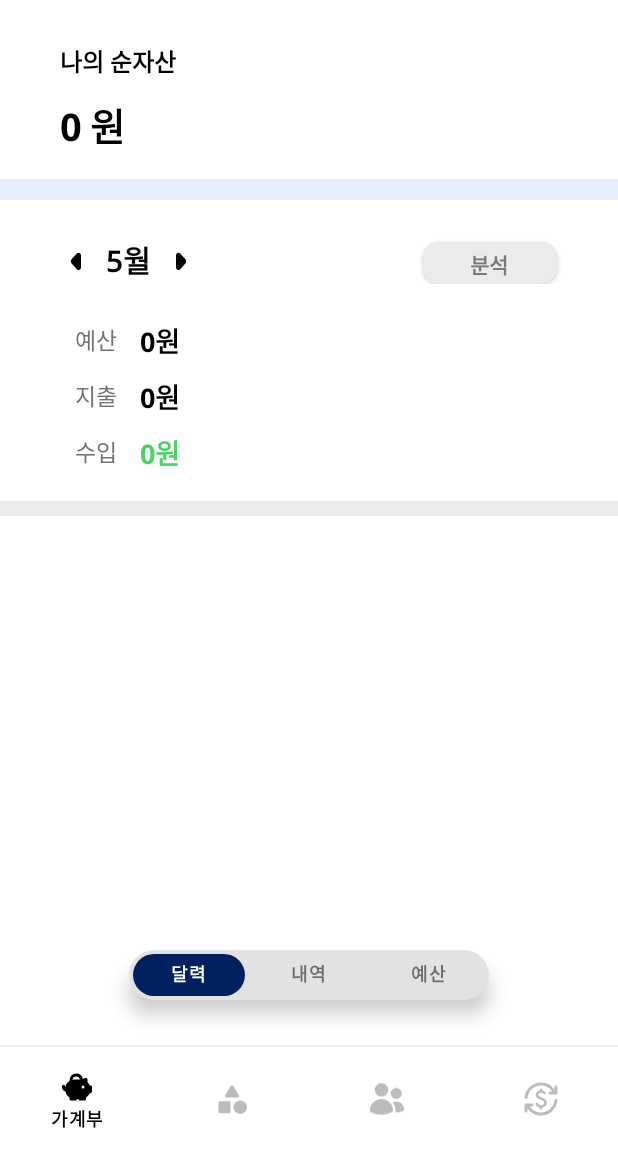
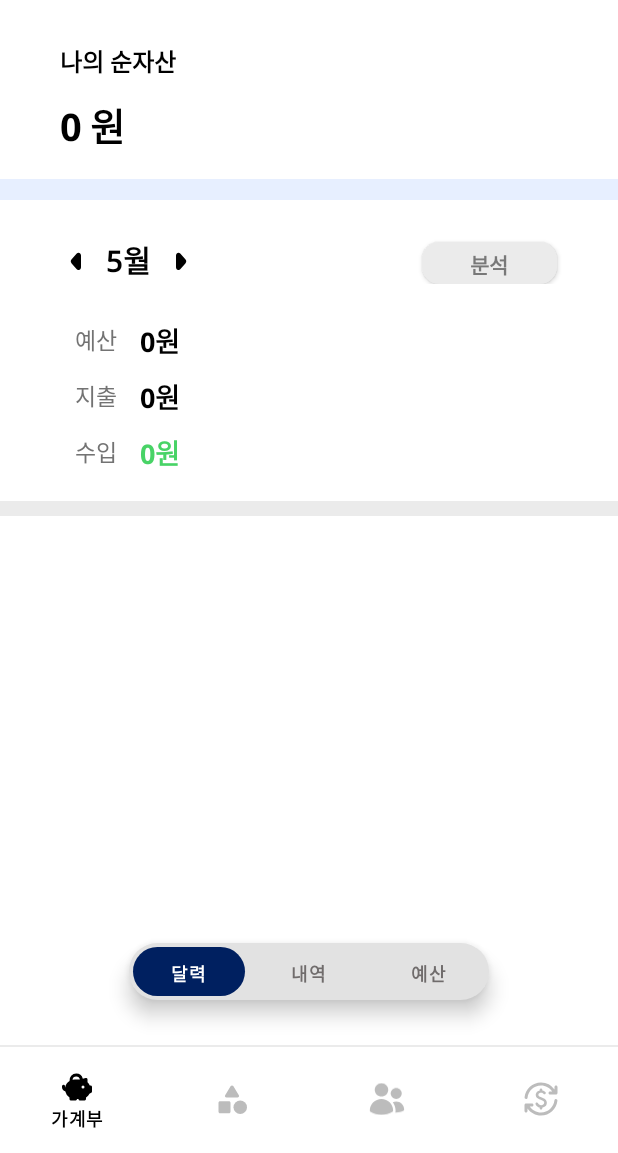
Before and after one commit to jiheunkim/Togyether, an Android app: the PigmoneyFragment screen opened directly, with no data from a screen before it, on a phone screen of 412 x 824 dp, the part 83-1236 px from its top. Run offline under Robolectric (Android 15) with nearby library versions, the phone set to English and light mode, and no system bars.

```diff
--- a/app/src/main/res/layout/fragment_pigmoney.xml
+++ b/app/src/main/res/layout/fragment_pigmoney.xml
@@ -11,7 +11,7 @@
     <com.google.android.material.bottomnavigation.BottomNavigationView
         android:id="@+id/pigmoney_menu"
         android:layout_width="240dp"
-        android:layout_height="33dp"
+        android:layout_height="38dp"
         android:layout_gravity="bottom|center_horizontal"
         android:layout_marginBottom="30dp"
         app:itemBackground="@drawable/menu_item_background"
```
